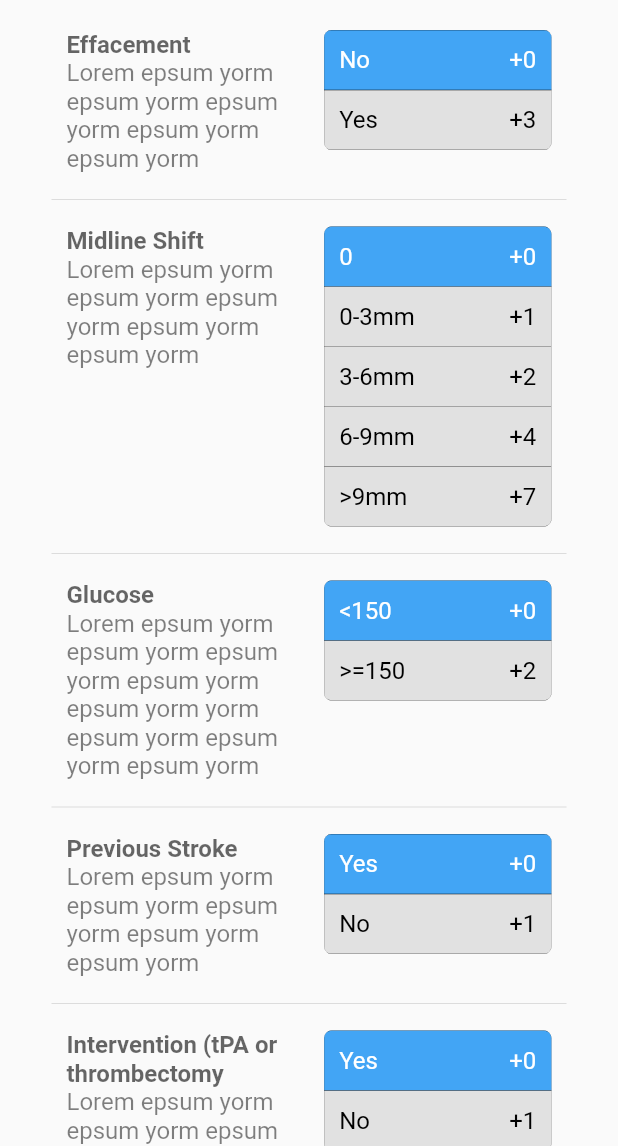
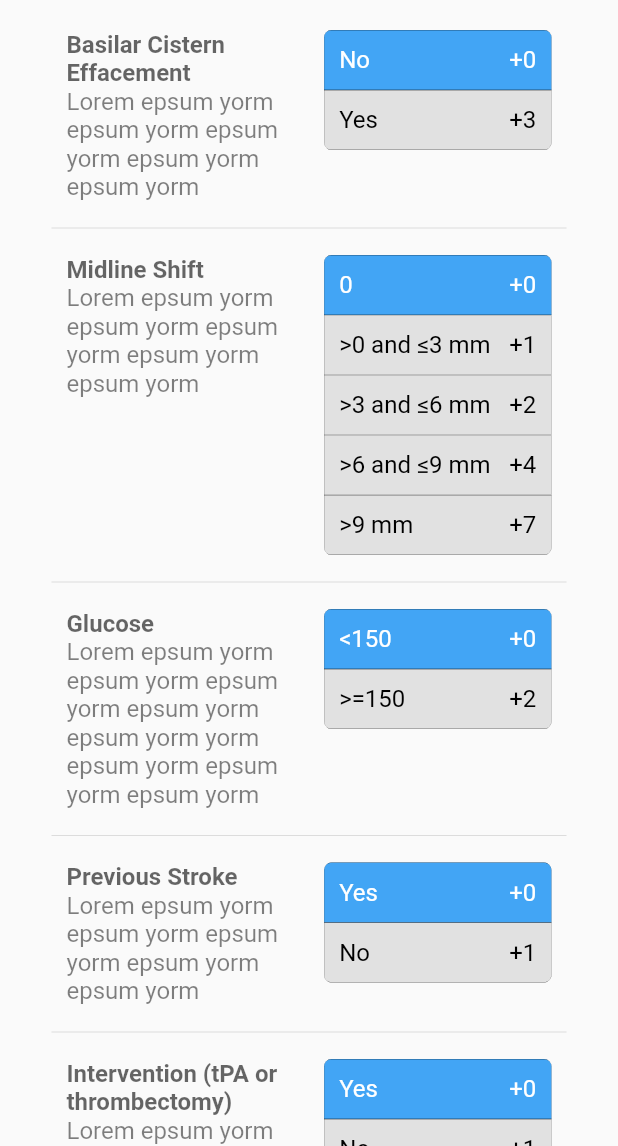
Before and after one commit to luconti/edemascore, a Flutter app: the screen it shows after launch, on a phone screen of 412 x 824 dp, the part 90-1236 px from its top. Run offline on Flutter 3.47's test engine with Material 2 defaults, Android fonts, the phone set to English and light mode, and no system bars; Roboto replaces fonts that are missing (OpenSans).

Commit message:
fix typos

```diff
--- a/lib/widgets/components.dart
+++ b/lib/widgets/components.dart
@@ -6,7 +6,7 @@ import 'package:flutter/material.dart';
 
 List<ComponentInput> components = [
   ComponentInput(
-    title: "Effacement",
+    title: "Basilar Cistern Effacement",
     description: "Lorem epsum yorm epsum yorm epsum yorm epsum yorm epsum yorm",
     options: [
       ComponentOptionInput(title: "No", score: 0),
@@ -18,10 +18,10 @@ List<ComponentInput> components = [
     description: "Lorem epsum yorm epsum yorm epsum yorm epsum yorm epsum yorm",
     options: [
       ComponentOptionInput(title: "0", score: 0),
-      ComponentOptionInput(title: "0-3mm", score: 1),
-      ComponentOptionInput(title: "3-6mm", score: 2),
-      ComponentOptionInput(title: "6-9mm", score: 4),
-      ComponentOptionInput(title: ">9mm", score: 7),
+      ComponentOptionInput(title: ">0 and ≤3 mm", score: 1),
+      ComponentOptionInput(title: ">3 and ≤6 mm", score: 2),
+      ComponentOptionInput(title: ">6 and ≤9 mm", score: 4),
+      ComponentOptionInput(title: ">9 mm", score: 7),
     ],
   ),
   ComponentInput(
@@ -42,7 +42,7 @@ List<ComponentInput> components = [
     ],
   ),
   ComponentInput(
-    title: "Intervention (tPA or thrombectomy",
+    title: "Intervention (tPA or thrombectomy)",
     description: "Lorem epsum yorm epsum yorm epsum yorm epsum yorm epsum yorm",
     options: [
       ComponentOptionInput(title: "Yes", score: 0),
```
Also changed, not shown: 1 other file.
